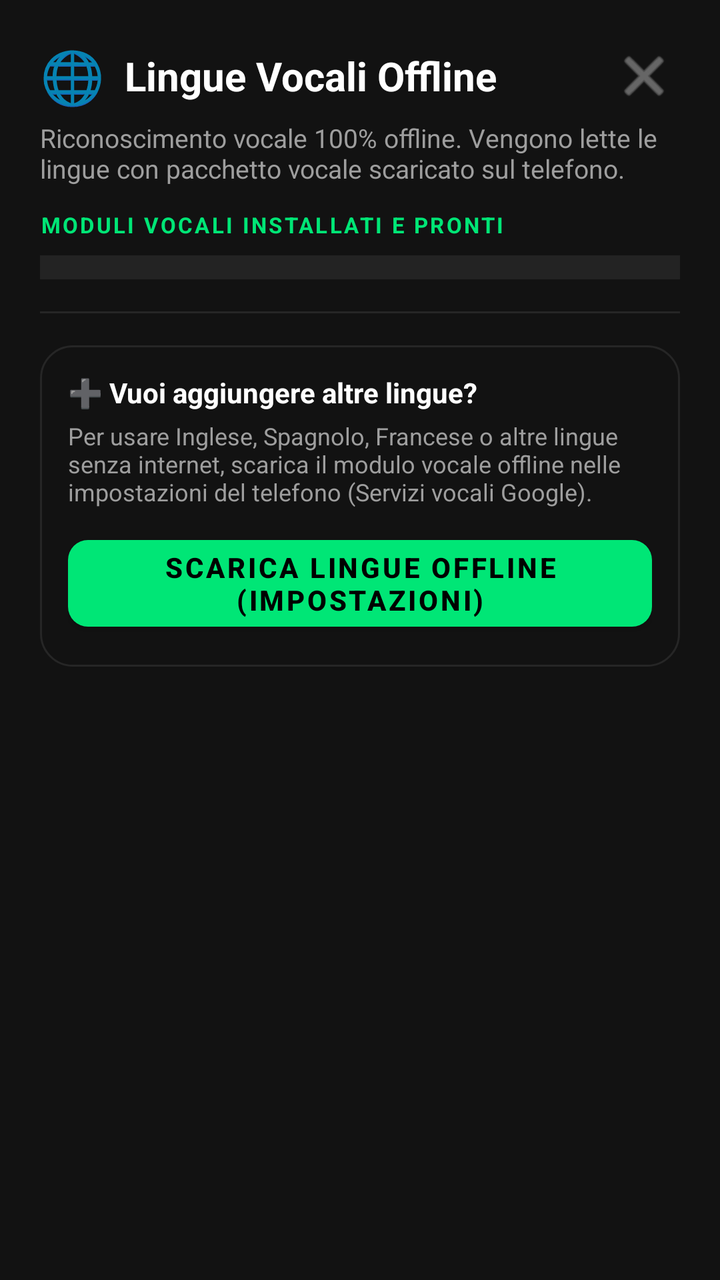
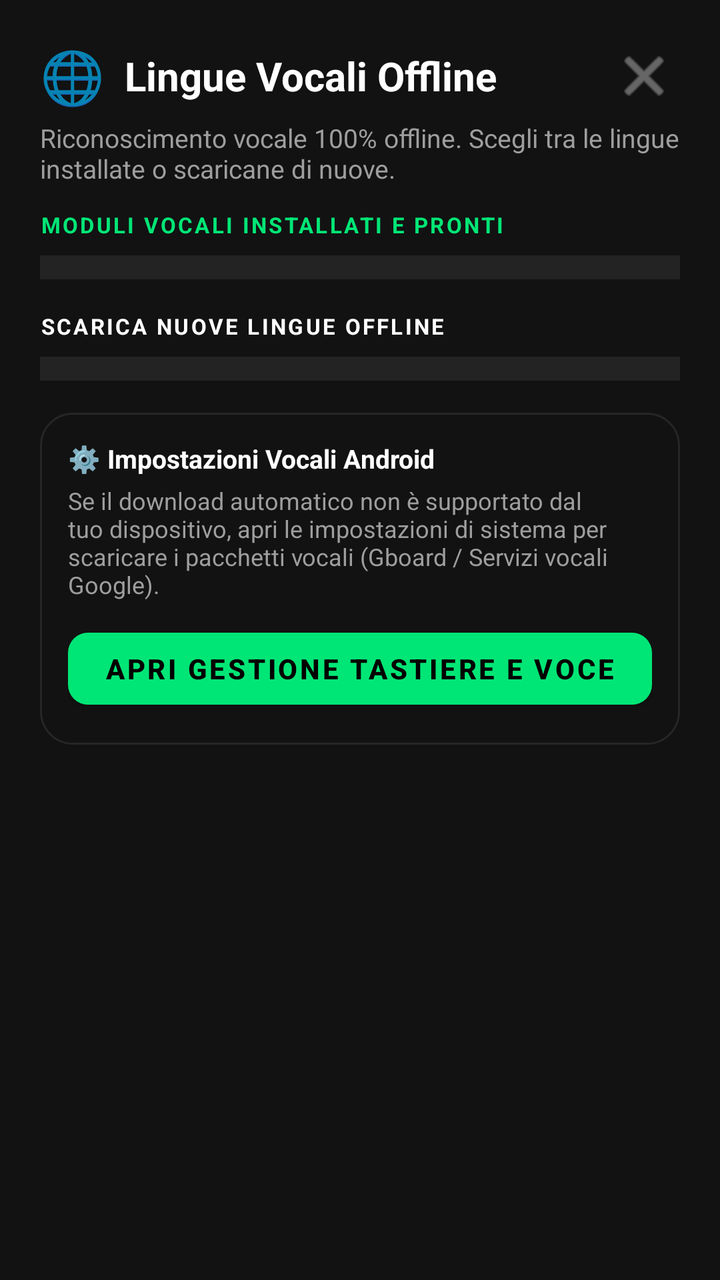

Compare the two renders of this Android layout. The source of the first and the diff that turns it into the second are given below.
<!-- AndroidManifest.xml: application theme Theme.LiveTranscribeOffline -->
<!-- res/layout/dialog_language_selector.xml -->
<?xml version="1.0" encoding="utf-8"?>
<LinearLayout
    xmlns:android="http://schemas.android.com/apk/res/android"
    xmlns:app="http://schemas.android.com/apk/res-auto"
    android:layout_width="match_parent"
    android:layout_height="wrap_content"
    android:orientation="vertical"
    android:background="@color/surface_dark"
    android:padding="20dp">

    
    <LinearLayout
        android:layout_width="match_parent"
        android:layout_height="wrap_content"
        android:orientation="horizontal"
        android:gravity="center_vertical">

        <TextView
            android:layout_width="wrap_content"
            android:layout_height="wrap_content"
            android:text="🌐"
            android:textSize="26sp"
            android:layout_marginEnd="10dp" />

        <TextView
            android:layout_width="0dp"
            android:layout_height="wrap_content"
            android:layout_weight="1"
            android:text="Lingue Vocali Offline"
            android:textColor="@color/white"
            android:textSize="20sp"
            android:textStyle="bold" />

        <ImageButton
            android:id="@+id/btnCloseLanguageDialog"
            android:layout_width="36dp"
            android:layout_height="36dp"
            android:background="?attr/selectableItemBackgroundBorderless"
            android:src="@android:drawable/ic_menu_close_clear_cancel"
            app:tint="@color/text_secondary"
            android:contentDescription="Chiudi" />
    </LinearLayout>

    <TextView
        android:layout_width="match_parent"
        android:layout_height="wrap_content"
        android:text="Riconoscimento vocale 100% offline. Vengono lette le lingue con pacchetto vocale scaricato sul telefono."
        android:textColor="@color/text_secondary"
        android:textSize="13sp"
        android:layout_marginTop="4dp"
        android:layout_marginBottom="12dp" />

    
    <LinearLayout
        android:id="@+id/layoutScanning"
        android:layout_width="match_parent"
        android:layout_height="wrap_content"
        android:orientation="horizontal"
        android:gravity="center_vertical"
        android:visibility="gone"
        android:layout_marginBottom="8dp">

        <ProgressBar
            android:layout_width="16dp"
            android:layout_height="16dp"
            android:indeterminate="true"
            android:layout_marginEnd="8dp" />

        <TextView
            android:layout_width="wrap_content"
            android:layout_height="wrap_content"
            android:text="Rilevamento moduli installati in corso..."
            android:textColor="@color/accent_green"
            android:textSize="12sp" />
    </LinearLayout>

    <TextView
        android:layout_width="match_parent"
        android:layout_height="wrap_content"
        android:text="MODULI VOCALI INSTALLATI E PRONTI"
        android:textColor="@color/accent_green"
        android:textSize="11sp"
        android:textStyle="bold"
        android:letterSpacing="0.1"
        android:layout_marginBottom="8dp" />

    
    <ScrollView
        android:layout_width="match_parent"
        android:layout_height="wrap_content"
        android:maxHeight="240dp"
        android:background="#12FFFFFF"
        android:padding="6dp"
        android:layout_marginBottom="16dp">

        <LinearLayout
            android:id="@+id/installedLanguagesContainer"
            android:layout_width="match_parent"
            android:layout_height="wrap_content"
            android:orientation="vertical" />
    </ScrollView>

    <View
        android:layout_width="match_parent"
        android:layout_height="1dp"
        android:background="@color/surface_border"
        android:layout_marginBottom="16dp" />

    
    <LinearLayout
        android:layout_width="match_parent"
        android:layout_height="wrap_content"
        android:orientation="vertical"
        android:background="@drawable/bg_event_pill"
        android:padding="14dp">

        <TextView
            android:layout_width="match_parent"
            android:layout_height="wrap_content"
            android:text="➕ Vuoi aggiungere altre lingue?"
            android:textColor="@color/white"
            android:textSize="14sp"
            android:textStyle="bold" />

        <TextView
            android:layout_width="match_parent"
            android:layout_height="wrap_content"
            android:text="Per usare Inglese, Spagnolo, Francese o altre lingue senza internet, scarica il modulo vocale offline nelle impostazioni del telefono (Servizi vocali Google)."
            android:textColor="@color/text_secondary"
            android:textSize="12sp"
            android:layout_marginTop="4dp"
            android:layout_marginBottom="10dp" />

        <com.google.android.material.button.MaterialButton
            android:id="@+id/btnOpenSpeechSettings"
            android:layout_width="match_parent"
            android:layout_height="wrap_content"
            android:text="Scarica Lingue Offline (Impostazioni)"
            android:textColor="@color/black"
            android:textStyle="bold"
            app:backgroundTint="@color/accent_green"
            app:cornerRadius="10dp" />
    </LinearLayout>

</LinearLayout>
<!-- resources referenced by this layout -->
<resources>
  <color name="accent_green">#00E676</color>
  <color name="black">#000000</color>
  <color name="surface_border">#262626</color>
  <color name="surface_dark">#121212</color>
  <color name="text_secondary">#9E9E9E</color>
  <color name="white">#FFFFFF</color>
  <!-- drawable bg_event_pill (drawable) -->
  <?xml version="1.0" encoding="utf-8"?>
  <shape xmlns:android="http://schemas.android.com/apk/res/android"
      android:shape="rectangle">
      <corners android:radius="16dp" />
      <solid android:color="@color/surface_dark" />
      <stroke android:width="1dp" android:color="@color/surface_border" />
  </shape>
  <style name="Theme.LiveTranscribeOffline" parent="Theme.MaterialComponents.NoActionBar">
          <item name="colorPrimary">@color/accent_green</item>
          <item name="colorPrimaryVariant">@color/accent_green</item>
          <item name="colorOnPrimary">@color/black</item>
          <item name="android:windowBackground">@color/black</item>
          <item name="android:statusBarColor">@color/black</item>
          <item name="android:navigationBarColor">@color/black</item>
      </style>
</resources>

<!-- the commit's change to res/layout/dialog_language_selector.xml (unified diff, before → after) -->
@@ -44,7 +44,7 @@
     <TextView
         android:layout_width="match_parent"
         android:layout_height="wrap_content"
-        android:text="Riconoscimento vocale 100% offline. Vengono lette le lingue con pacchetto vocale scaricato sul telefono."
+        android:text="Riconoscimento vocale 100% offline. Scegli tra le lingue installate o scaricane di nuove."
         android:textColor="@color/text_secondary"
         android:textSize="13sp"
         android:layout_marginTop="4dp"
@@ -67,79 +67,104 @@
             android:layout_marginEnd="8dp" />
 
         <TextView
+            android:id="@+id/tvScanningStatus"
             android:layout_width="wrap_content"
             android:layout_height="wrap_content"
-            android:text="Rilevamento moduli installati in corso..."
+            android:text="Rilevamento moduli vocali..."
             android:textColor="@color/accent_green"
             android:textSize="12sp" />
     </LinearLayout>
 
-    <TextView
+    
+    <androidx.core.widget.NestedScrollView
         android:layout_width="match_parent"
         android:layout_height="wrap_content"
-        android:text="MODULI VOCALI INSTALLATI E PRONTI"
-        android:textColor="@color/accent_green"
-        android:textSize="11sp"
-        android:textStyle="bold"
-        android:letterSpacing="0.1"
-        android:layout_marginBottom="8dp" />
-
-    
-    <ScrollView
-        android:layout_width="match_parent"
-        android:layout_height="wrap_content"
-        android:maxHeight="240dp"
-        android:background="#12FFFFFF"
-        android:padding="6dp"
-        android:layout_marginBottom="16dp">
+        android:maxHeight="380dp">
 
         <LinearLayout
-            android:id="@+id/installedLanguagesContainer"
             android:layout_width="match_parent"
             android:layout_height="wrap_content"
-            android:orientation="vertical" />
-    </ScrollView>
+            android:orientation="vertical">
 
-    <View
-        android:layout_width="match_parent"
-        android:layout_height="1dp"
-        android:background="@color/surface_border"
-        android:layout_marginBottom="16dp" />
+            
+            <TextView
+                android:layout_width="match_parent"
+                android:layout_height="wrap_content"
+                android:text="MODULI VOCALI INSTALLATI E PRONTI"
+                android:textColor="@color/accent_green"
+                android:textSize="11sp"
+                android:textStyle="bold"
+                android:letterSpacing="0.1"
+                android:layout_marginBottom="8dp" />
 
-    
-    <LinearLayout
-        android:layout_width="match_parent"
-        android:layout_height="wrap_content"
-        android:orientation="vertical"
-        android:background="@drawable/bg_event_pill"
-        android:padding="14dp">
+            <LinearLayout
+                android:id="@+id/installedLanguagesContainer"
+                android:layout_width="match_parent"
+                android:layout_height="wrap_content"
+                android:orientation="vertical"
+                android:background="#12FFFFFF"
+                android:padding="6dp"
+                android:layout_marginBottom="16dp" />
 
-        <TextView
-            android:layout_width="match_parent"
-            android:layout_height="wrap_content"
-            android:text="➕ Vuoi aggiungere altre lingue?"
-            android:textColor="@color/white"
-            android:textSize="14sp"
-            android:textStyle="bold" />
+            
+            <TextView
+                android:id="@+id/tvDownloadableTitle"
+                android:layout_width="match_parent"
+                android:layout_height="wrap_content"
+                android:text="SCARICA NUOVE LINGUE OFFLINE"
+                android:textColor="@color/white"
+                android:textSize="11sp"
+                android:textStyle="bold"
+                android:letterSpacing="0.1"
+                android:layout_marginBottom="8dp" />
 
-        <TextView
-            android:layout_width="match_parent"
-            android:layout_height="wrap_content"
-            android:text="Per usare Inglese, Spagnolo, Francese o altre lingue senza internet, scarica il modulo vocale offline nelle impostazioni del telefono (Servizi vocali Google)."
-            android:textColor="@color/text_secondary"
-            android:textSize="12sp"
-            android:layout_marginTop="4dp"
-            android:layout_marginBottom="10dp" />
+            <LinearLayout
+                android:id="@+id/downloadableLanguagesContainer"
+                android:layout_width="match_parent"
+                android:layout_height="wrap_content"
+                android:orientation="vertical"
+                android:background="#12FFFFFF"
+                android:padding="6dp"
+                android:layout_marginBottom="16dp" />
 
-        <com.google.android.material.button.MaterialButton
-            android:id="@+id/btnOpenSpeechSettings"
-            android:layout_width="match_parent"
-            android:layout_height="wrap_content"
-            android:text="Scarica Lingue Offline (Impostazioni)"
-            android:textColor="@color/black"
-            android:textStyle="bold"
-            app:backgroundTint="@color/accent_green"
-            app:cornerRadius="10dp" />
-    </LinearLayout>
+            
+            <LinearLayout
+                android:layout_width="match_parent"
+                android:layout_height="wrap_content"
+                android:orientation="vertical"
+                android:background="@drawable/bg_event_pill"
+                android:padding="14dp"
+                android:layout_marginBottom="8dp">
+
+                <TextView
+                    android:layout_width="match_parent"
+                    android:layout_height="wrap_content"
+                    android:text="⚙️ Impostazioni Vocali Android"
+                    android:textColor="@color/white"
+                    android:textSize="13sp"
+                    android:textStyle="bold" />
+
+                <TextView
+                    android:layout_width="match_parent"
+                    android:layout_height="wrap_content"
+                    android:text="Se il download automatico non è supportato dal tuo dispositivo, apri le impostazioni di sistema per scaricare i pacchetti vocali (Gboard / Servizi vocali Google)."
+                    android:textColor="@color/text_secondary"
+                    android:textSize="12sp"
+                    android:layout_marginTop="4dp"
+                    android:layout_marginBottom="10dp" />
+
+                <com.google.android.material.button.MaterialButton
+                    android:id="@+id/btnOpenSpeechSettings"
+                    android:layout_width="match_parent"
+                    android:layout_height="wrap_content"
+                    android:text="Apri Gestione Tastiere e Voce"
+                    android:textColor="@color/black"
+                    android:textStyle="bold"
+                    app:backgroundTint="@color/accent_green"
+                    app:cornerRadius="10dp" />
+            </LinearLayout>
+
+        </LinearLayout>
+    </androidx.core.widget.NestedScrollView>
 
 </LinearLayout>
